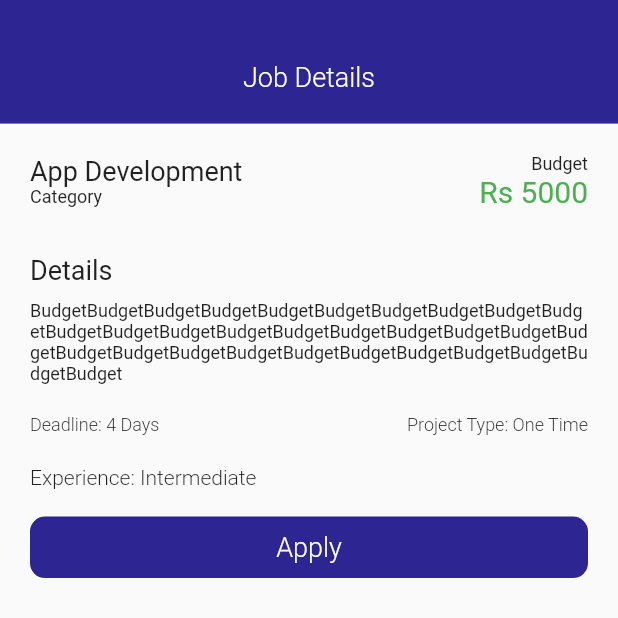
After one commit to author-sanjay/perhour_flutter, a Flutter app: the Projects screen opened directly, after a tap on "App Development", on a phone screen of 412 x 824 dp, the top half of it. The commit adds this screen. Run offline on Flutter 3.47's test engine with Material 2 defaults, Android fonts, the phone set to English and light mode, and no system bars.

Commit message:
project details

```diff
--- /dev/null
+++ b/lib/Screens/Applujob/Applyjob.dart
@@ -0,0 +1,29 @@
+import 'package:flutter/material.dart';
+import 'package:flutter/src/widgets/framework.dart';
+import 'package:flutter/src/widgets/placeholder.dart';
+import 'package:perhour_flutter/Colors.dart';
+
+class ApplyJob extends StatelessWidget {
+  const ApplyJob({super.key});
+
+  @override
+  Widget build(BuildContext context) {
+    return Scaffold(
+      body: SingleChildScrollView(
+          child: Container(
+        padding: EdgeInsets.only(top: 20),
+        // color: kblue,
+        child: Column(
+          children: [
+            Container(
+              child: Text(
+                "Submit Proposal",
+                style: TextStyle(fontSize: 18, color: Colors.white),
+              ),
+            )
+          ],
+        ),
+      )),
+    );
+  }
+}
--- a/lib/Screens/Home/Components/ListProjects.dart
+++ b/lib/Screens/Home/Components/ListProjects.dart
@@ -1,4 +1,5 @@
 import 'package:flutter/material.dart';
+import 'package:perhour_flutter/Screens/JobDetails/JobDetails.dart';
 
 class ListProjects extends StatelessWidget {
   const ListProjects({
@@ -17,6 +18,15 @@ class ListProjects extends StatelessWidget {
         itemBuilder: (context, int index) {
           return Padding(
             padding: const EdgeInsets.only(left: 18.0, right: 20),
+            child: GestureDetector(
+              onTap: () {
+                Navigator.push(
+                  context,
+                  MaterialPageRoute(
+                    builder: (context) => JobDetails(),
+                  ),
+                );
+              },
               child: Container(
                   width: MediaQuery.of(context).size.width * 0.8,
                   decoration: BoxDecoration(
@@ -77,13 +87,15 @@ class ListProjects extends StatelessWidget {
                             ),
                             Text(
                               "Rs 10000",
-                            style: TextStyle(fontSize: 16, color: Colors.green),
+                              style:
+                                  TextStyle(fontSize: 16, color: Colors.green),
                             ),
                           ],
                         ),
                       )
                     ],
                   )),
+            ),
           );
         },
       ),
--- /dev/null
+++ b/lib/Screens/JobDetails/JobDetails.dart
@@ -0,0 +1,198 @@
+import 'package:flutter/material.dart';
+import 'package:flutter/src/widgets/framework.dart';
+import 'package:flutter/src/widgets/placeholder.dart';
+import 'package:perhour_flutter/Colors.dart';
+import 'package:perhour_flutter/Screens/Applujob/Applyjob.dart';
+
+class JobDetails extends StatelessWidget {
+  const JobDetails({super.key});
+
+  @override
+  Widget build(BuildContext context) {
+    return Scaffold(
+      body: SingleChildScrollView(
+        child: Container(
+          child: Column(
+            children: [
+              Container(
+                width: MediaQuery.of(context).size.width,
+                height: MediaQuery.of(context).size.height * 0.1,
+                color: kblue,
+                padding: EdgeInsets.only(top: 20),
+                child: Center(
+                    child: Text(
+                  "Job Details",
+                  style: TextStyle(
+                      fontSize: 18,
+                      color: Colors.white,
+                      fontWeight: FontWeight.w300),
+                )),
+              ),
+              Container(
+                padding: EdgeInsets.all(20),
+                //main container
+                child: Column(
+                  children: [
+                    Pricings(),
+                    Description(),
+                    Deadlines(),
+                    Padding(
+                      padding: const EdgeInsets.only(top: 18.0),
+                      child: GestureDetector(
+                        onTap: () {
+                          Navigator.push(
+                            context,
+                            MaterialPageRoute(
+                              builder: (context) => ApplyJob(),
+                            ),
+                          );
+                        },
+                        child: Container(
+                          decoration: BoxDecoration(
+                              color: kblue,
+                              borderRadius:
+                                  BorderRadius.all(Radius.circular(10))),
+                          width: MediaQuery.of(context).size.width,
+                          padding: EdgeInsets.all(10),
+                          child: Center(
+                              child: Text(
+                            "Apply",
+                            style: TextStyle(
+                                fontSize: 18,
+                                color: Colors.white,
+                                fontWeight: FontWeight.w300),
+                          )),
+                        ),
+                      ),
+                    )
+                  ],
+                ),
+              )
+            ],
+          ),
+        ),
+      ),
+    );
+  }
+}
+
+class Deadlines extends StatelessWidget {
+  const Deadlines({
+    super.key,
+  });
+
+  @override
+  Widget build(BuildContext context) {
+    return Container(
+      child: Column(
+        crossAxisAlignment: CrossAxisAlignment.start,
+        children: [
+          Container(
+            padding: EdgeInsets.only(top: 20),
+            child: Row(
+              children: [
+                Text(
+                  "Deadline: 4 Days",
+                  style: TextStyle(fontSize: 12, fontWeight: FontWeight.w300),
+                ),
+                Spacer(),
+                Text("Project Type: One Time",
+                    style: TextStyle(fontSize: 12, fontWeight: FontWeight.w300))
+              ],
+            ),
+          ),
+          Container(
+            padding: EdgeInsets.only(top: 20),
+            child: Text(
+              "Experience: Intermediate",
+              style: TextStyle(fontSize: 14, fontWeight: FontWeight.w300),
+            ),
+          )
+        ],
+      ),
+    );
+  }
+}
+
+class Description extends StatelessWidget {
+  const Description({
+    super.key,
+  });
+
+  @override
+  Widget build(BuildContext context) {
+    return Container(
+      padding: EdgeInsets.only(top: 30),
+      child: Column(
+        crossAxisAlignment: CrossAxisAlignment.start,
+        children: [
+          Text(
+            "Details",
+            style: TextStyle(fontSize: 18),
+          ),
+          Container(
+            padding: EdgeInsets.only(top: 10),
+            child: Text(
+              "BudgetBudgetBudgetBudgetBudgetBudgetBudgetBudgetBudgetBudgetBudgetBudgetBudgetBudgetBudgetBudgetBudgetBudgetBudgetBudgetBudgetBudgetBudgetBudgetBudgetBudgetBudgetBudgetBudgetBudgetBudget",
+              style: TextStyle(fontSize: 12),
+            ),
+          )
+        ],
+      ),
+    );
+  }
+}
+
+class Pricings extends StatelessWidget {
+  const Pricings({
+    super.key,
+  });
+
+  @override
+  Widget build(BuildContext context) {
+    return Container(
+      width: MediaQuery.of(context).size.width, //name and other details
+      child: Row(
+        children: [
+          Container(
+            width: MediaQuery.of(context).size.width * 0.4,
+            child: Column(
+              crossAxisAlignment: CrossAxisAlignment.start,
+              children: [
+                Text(
+                  "App Development",
+                  style: TextStyle(
+                    fontSize: 18,
+                  ),
+                ),
+                Text(
+                  "Category",
+                  style: TextStyle(fontSize: 12),
+                ),
+              ],
+            ),
+          ),
+          Spacer(),
+          Container(
+            width: MediaQuery.of(context).size.width * 0.4,
+            child: Column(
+              crossAxisAlignment: CrossAxisAlignment.end,
+              children: [
+                Text(
+                  "Budget",
+                  style: TextStyle(
+                    fontSize: 12,
+                  ),
+                ),
+                Text(
+                  "Rs 5000",
+                  style: TextStyle(fontSize: 20, color: Colors.green),
+                ),
+              ],
+            ),
+          )
+        ],
+      ),
+    );
+  }
+}
```
Lines whose indentation alone changed are shown as unchanged.
